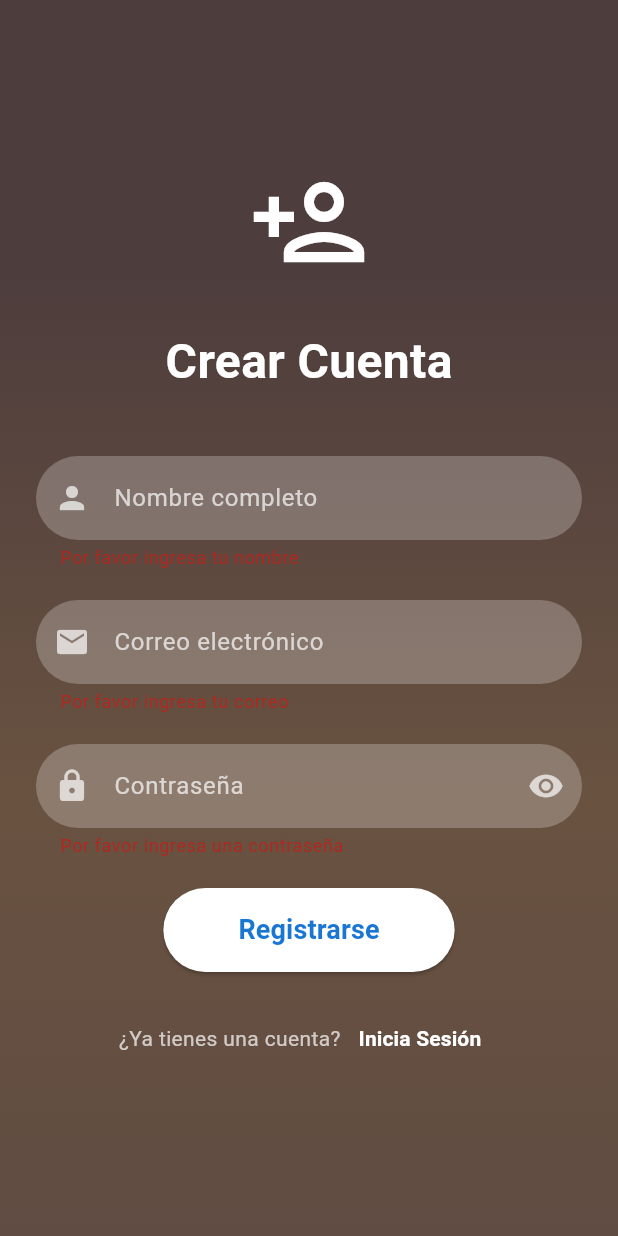
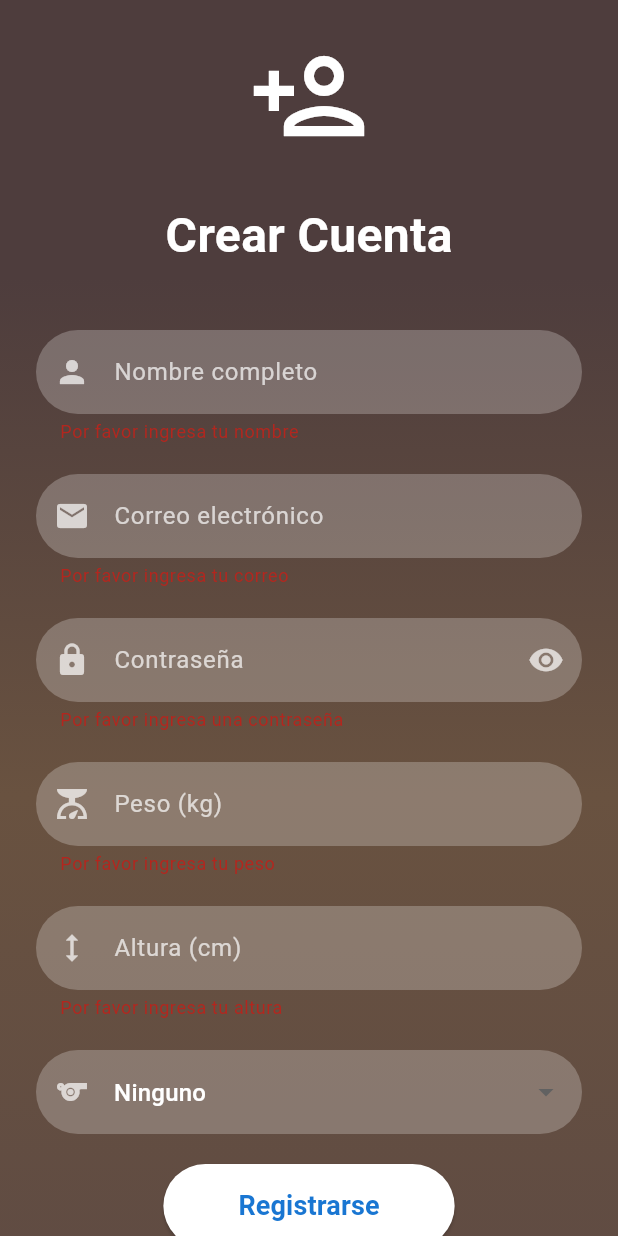
Before and after one commit to Ipeross/Examen_Moviles_Feast_Fit_IPO, a Flutter app: the RegisterScreen screen opened directly, after a tap on "Registrarse", on a phone screen of 412 x 824 dp. Run offline on Flutter 3.47's test engine with Material 3 defaults, Android fonts, the phone set to English and light mode, and no system bars; our stand-ins replace cloud_firestore, firebase_auth, firebase_core, fl_chart, google_sign_in; accounts and stored records are empty.

Commit message:
RegisterScreen upgrade

```diff
--- a/lib/screens/register_screen.dart
+++ b/lib/screens/register_screen.dart
@@ -11,13 +11,15 @@ class RegisterScreen extends StatefulWidget {
   _RegisterScreenState createState() => _RegisterScreenState();
 }
 
-class _RegisterScreenState extends State<RegisterScreen>
-    with SingleTickerProviderStateMixin {
+class _RegisterScreenState extends State<RegisterScreen> with SingleTickerProviderStateMixin {
   final _formKey = GlobalKey<FormState>();
   bool _isPasswordVisible = false;
   final _nameController = TextEditingController();
   final _emailController = TextEditingController();
   final _passwordController = TextEditingController();
+  final _weightController = TextEditingController();
+  final _heightController = TextEditingController();
+  String _selectedSportActivity = 'Ninguno'; // Valor predeterminado
   late AnimationController _animationController;
 
   @override
@@ -47,6 +49,9 @@ class _RegisterScreenState extends State<RegisterScreen>
         await FirebaseFirestore.instance.collection('users').doc(userCredential.user?.uid).set({
           'name': _nameController.text,
           'email': _emailController.text,
+          'weight': _weightController.text,
+          'height': _heightController.text,
+          'sportActivity': _selectedSportActivity,
         });
 
         Navigator.pushReplacement(
@@ -55,7 +60,6 @@ class _RegisterScreenState extends State<RegisterScreen>
         );
       } on FirebaseAuthException catch (e) {
         String errorMessage = "Ocurrió un error. Intenta de nuevo.";
-
         print("Firebase Auth Error Code: ${e.code}");
         print("Firebase Auth Error Message: ${e.message}");
         print("Firebase Auth Error StackTrace: ${e.stackTrace}");
@@ -104,8 +108,7 @@ class _RegisterScreenState extends State<RegisterScreen>
               child: Column(
                 mainAxisAlignment: MainAxisAlignment.center,
                 children: [
-                  const Icon(Icons.person_add_outlined,
-                      size: 80, color: Colors.white),
+                  const Icon(Icons.person_add_outlined, size: 80, color: Colors.white),
                   const SizedBox(height: 30),
                   const Text('Crear Cuenta',
                       style: TextStyle(
@@ -121,8 +124,7 @@ class _RegisterScreenState extends State<RegisterScreen>
                           controller: _nameController,
                           decoration: InputDecoration(
                             hintText: 'Nombre completo',
-                            prefixIcon:
-                                const Icon(Icons.person, color: Colors.white70),
+                            prefixIcon: const Icon(Icons.person, color: Colors.white70),
                             filled: true,
                             fillColor: Colors.white24,
                             border: OutlineInputBorder(
@@ -141,8 +143,7 @@ class _RegisterScreenState extends State<RegisterScreen>
                           controller: _emailController,
                           decoration: InputDecoration(
                             hintText: 'Correo electrónico',
-                            prefixIcon:
-                                const Icon(Icons.email, color: Colors.white70),
+                            prefixIcon: const Icon(Icons.email, color: Colors.white70),
                             filled: true,
                             fillColor: Colors.white24,
                             border: OutlineInputBorder(
@@ -167,8 +168,7 @@ class _RegisterScreenState extends State<RegisterScreen>
                           obscureText: !_isPasswordVisible,
                           decoration: InputDecoration(
                             hintText: 'Contraseña',
-                            prefixIcon:
-                                const Icon(Icons.lock, color: Colors.white70),
+                            prefixIcon: const Icon(Icons.lock, color: Colors.white70),
                             suffixIcon: IconButton(
                               icon: Icon(
                                 _isPasswordVisible
@@ -204,12 +204,81 @@ class _RegisterScreenState extends State<RegisterScreen>
                             if (!value.contains(RegExp(r'[0-9]'))) {
                               return 'La contraseña debe contener al menos un número';
                             }
-                            if (!value
-                                .contains(RegExp(r'[!@#$%^&*(),.?":{}|<>]'))) {
+                            if (!value.contains(RegExp(r'[!@#$%^&*(),.?":{}|<>]'))) {
                               return 'La contraseña debe contener al menos un signo de puntuación';
                             }
                             return null;
                           },
+                        ),
+                        const SizedBox(height: 20),
+                        TextFormField(
+                          controller: _weightController,
+                          decoration: InputDecoration(
+                            hintText: 'Peso (kg)',
+                            prefixIcon: const Icon(Icons.scale, color: Colors.white70),
+                            filled: true,
+                            fillColor: Colors.white24,
+                            border: OutlineInputBorder(
+                              borderRadius: BorderRadius.circular(30),
+                              borderSide: BorderSide.none,
+                            ),
+                            hintStyle: const TextStyle(color: Colors.white70),
+                          ),
+                          style: const TextStyle(color: Colors.white),
+                          validator: (value) => value == null || value.isEmpty
+                              ? 'Por favor ingresa tu peso'
+                              : null,
+                        ),
+                        const SizedBox(height: 20),
+                        TextFormField(
+                          controller: _heightController,
+                          decoration: InputDecoration(
+                            hintText: 'Altura (cm)',
+                            prefixIcon: const Icon(Icons.height, color: Colors.white70),
+                            filled: true,
+                            fillColor: Colors.white24,
+                            border: OutlineInputBorder(
+                              borderRadius: BorderRadius.circular(30),
+                              borderSide: BorderSide.none,
+                            ),
+                            hintStyle: const TextStyle(color: Colors.white70),
+                          ),
+                          style: const TextStyle(color: Colors.white),
+                          validator: (value) => value == null || value.isEmpty
+                              ? 'Por favor ingresa tu altura'
+                              : null,
+                        ),
+                        const SizedBox(height: 20),
+                        DropdownButtonFormField<String>(
+                          decoration: InputDecoration(
+                            hintText: 'Actividad Deportiva',
+                            prefixIcon: const Icon(Icons.sports, color: Colors.white70),
+                            filled: true,
+                            fillColor: Colors.white24,
+                            border: OutlineInputBorder(
+                              borderRadius: BorderRadius.circular(30),
+                              borderSide: BorderSide.none,
+                            ),
+                            hintStyle: const TextStyle(color: Colors.white70),
+                          ),
+                          value: _selectedSportActivity,
+                          items: [
+                            'Ninguno',
+                            '1-2 veces por semana',
+                            '3-4 veces por semana',
+                            '5 o más veces por semana'
+                          ].map((label) => DropdownMenuItem(
+                            value: label,
+                            child: Text(label, style: const TextStyle(color: Colors.white)),
+                          )).toList(),
+                          onChanged: (value) {
+                            setState(() {
+                              _selectedSportActivity = value!;
+                            });
+                          },
+                          validator: (value) => value == null || value.isEmpty
+                              ? 'Por favor selecciona tu actividad deportiva'
+                              : null,
                         ),
                         const SizedBox(height: 20),
                         ElevatedButton(
@@ -258,6 +327,8 @@ class _RegisterScreenState extends State<RegisterScreen>
     _nameController.dispose();
     _emailController.dispose();
     _passwordController.dispose();
+    _weightController.dispose();
+    _heightController.dispose();
     _animationController.dispose();
     super.dispose();
   }
```
Lines whose indentation alone changed are shown as unchanged.
